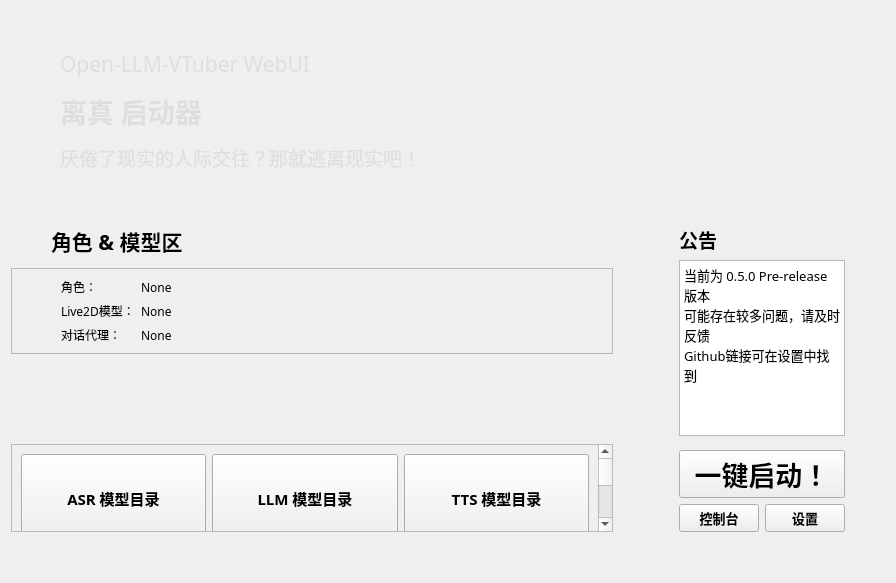
Stewitch/LiZhen, file launcher/interfaces/ui/Start.ui: the form before one commit.
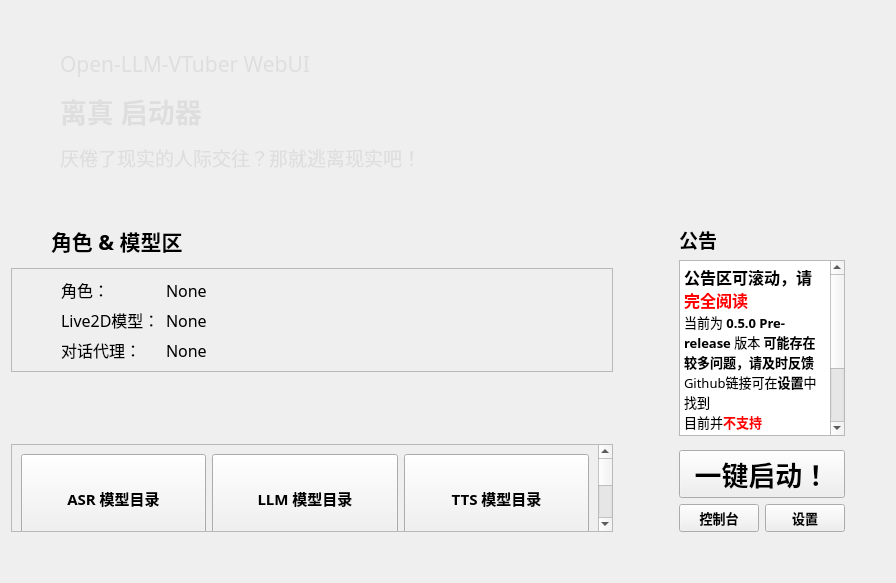
The form after the commit. Custom widgets are drawn as their Qt base class.

Commit message: 0.4.9-pre-0.5.0-3 添加更新器功能；优化配置管理和国际化支持；移除冗余文件；更新界面组件和信号处理

The edit to the form file:
```diff
--- a/launcher/interfaces/ui/Start.ui
+++ b/launcher/interfaces/ui/Start.ui
@@ -354,6 +354,7 @@
               <property name="font">
                <font>
                 <family>阿里巴巴普惠体</family>
+                <pointsize>12</pointsize>
                </font>
               </property>
               <property name="text">
@@ -366,6 +367,7 @@
               <property name="font">
                <font>
                 <family>阿里巴巴普惠体</family>
+                <pointsize>12</pointsize>
                </font>
               </property>
               <property name="text">
@@ -378,6 +380,7 @@
               <property name="font">
                <font>
                 <family>阿里巴巴普惠体</family>
+                <pointsize>12</pointsize>
                </font>
               </property>
               <property name="text">
@@ -390,6 +393,7 @@
               <property name="font">
                <font>
                 <family>阿里巴巴普惠体</family>
+                <pointsize>12</pointsize>
                </font>
               </property>
               <property name="text">
@@ -402,6 +406,7 @@
               <property name="font">
                <font>
                 <family>阿里巴巴普惠体</family>
+                <pointsize>12</pointsize>
                </font>
               </property>
               <property name="text">
@@ -414,6 +419,7 @@
               <property name="font">
                <font>
                 <family>阿里巴巴普惠体</family>
+                <pointsize>12</pointsize>
                </font>
               </property>
               <property name="text">
@@ -542,9 +548,10 @@
 li.unchecked::marker { content: &quot;\2610&quot;; }
 li.checked::marker { content: &quot;\2612&quot;; }
 &lt;/style&gt;&lt;/head&gt;&lt;body style=&quot; font-family:'阿里巴巴普惠体 R'; font-size:10pt; font-weight:400; font-style:normal;&quot;&gt;
-&lt;p style=&quot; margin-top:0px; margin-bottom:0px; margin-left:0px; margin-right:0px; -qt-block-indent:0; text-indent:0px;&quot;&gt;当前为 0.5.0 Pre-release 版本&lt;/p&gt;
-&lt;p style=&quot; margin-top:0px; margin-bottom:0px; margin-left:0px; margin-right:0px; -qt-block-indent:0; text-indent:0px;&quot;&gt;可能存在较多问题，请及时反馈&lt;/p&gt;
-&lt;p style=&quot; margin-top:0px; margin-bottom:0px; margin-left:0px; margin-right:0px; -qt-block-indent:0; text-indent:0px;&quot;&gt;Github链接可在设置中找到&lt;/p&gt;&lt;/body&gt;&lt;/html&gt;</string>
+&lt;p style=&quot; margin-top:0px; margin-bottom:0px; margin-left:0px; margin-right:0px; -qt-block-indent:0; text-indent:0px;&quot;&gt;&lt;span style=&quot; font-size:12pt; font-weight:700;&quot;&gt;公告区可滚动，请&lt;/span&gt;&lt;span style=&quot; font-size:12pt; font-weight:700; color:#ff0000;&quot;&gt;完全阅读&lt;/span&gt;&lt;/p&gt;
+&lt;p style=&quot; margin-top:0px; margin-bottom:0px; margin-left:0px; margin-right:0px; -qt-block-indent:0; text-indent:0px;&quot;&gt;当前为 &lt;span style=&quot; font-weight:700;&quot;&gt;0.5.0 Pre-release&lt;/span&gt; 版本 &lt;span style=&quot; font-weight:700;&quot;&gt;可能存在较多问题，请及时反馈&lt;/span&gt;&lt;/p&gt;
+&lt;p style=&quot; margin-top:0px; margin-bottom:0px; margin-left:0px; margin-right:0px; -qt-block-indent:0; text-indent:0px;&quot;&gt;Github链接可在&lt;span style=&quot; font-weight:700;&quot;&gt;设置&lt;/span&gt;中找到&lt;/p&gt;
+&lt;p style=&quot; margin-top:0px; margin-bottom:0px; margin-left:0px; margin-right:0px; -qt-block-indent:0; text-indent:0px;&quot;&gt;目前并&lt;span style=&quot; font-weight:700; color:#ff0000;&quot;&gt;不支持CUDA&amp;amp;CUDNN&amp;amp;FFMpeg自动配置&lt;/span&gt;，对于N卡用户，请前往 &lt;span style=&quot; font-weight:700; color:#ff0000;&quot;&gt;文档#Nvidia GPU 支持&lt;/span&gt; 查看教程&lt;/p&gt;&lt;/body&gt;&lt;/html&gt;</string>
          </property>
         </widget>
        </item>
```
The commit also changes 34 other files.
